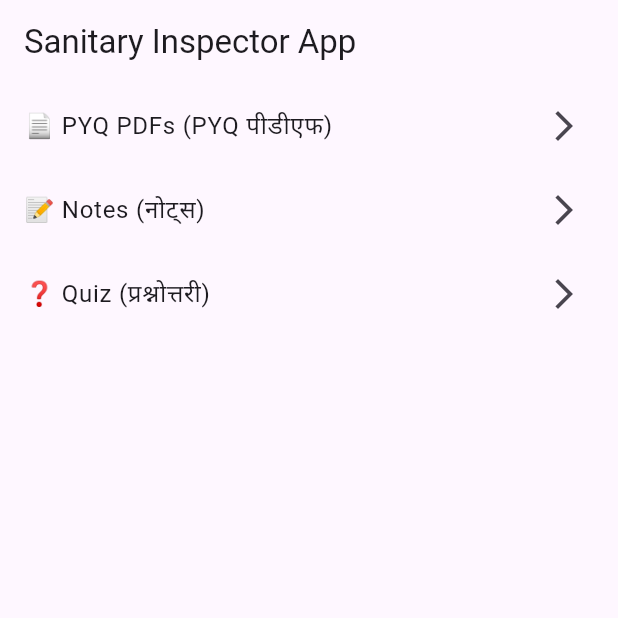
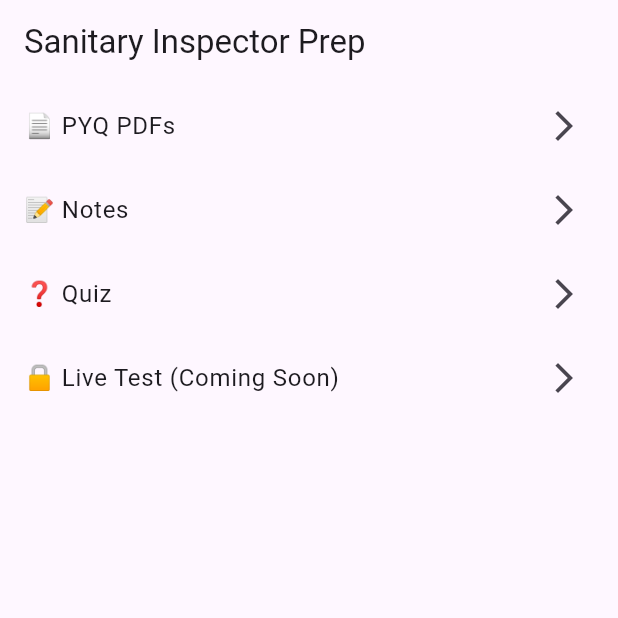
Before and after one commit to Sumant-work/sanitary-inspector-app, a Flutter app: the screen it shows after launch, on a phone screen of 412 x 824 dp, the top half of it. Run offline on Flutter 3.47's test engine with Material 3 defaults, Android fonts, the phone set to English and light mode, and no system bars.

Commit message:
Update main.dart

```diff
--- a/lib/main.dart
+++ b/lib/main.dart
@@ -2,6 +2,7 @@ import 'package:flutter/material.dart';
 import 'screens/pyq_screen.dart';
 import 'screens/notes_screen.dart';
 import 'screens/quiz_screen.dart';
+import 'screens/live_test_screen.dart';  // new file
 
 void main() => runApp(SanitaryInspectorApp());
 
@@ -9,15 +10,15 @@ class SanitaryInspectorApp extends StatelessWidget {
   @override
   Widget build(BuildContext context) {
     return MaterialApp(
-      title: 'Sanitary Inspector App',
+      title: 'Sanitary Inspector Prep',
       theme: ThemeData(primarySwatch: Colors.blue),
       debugShowCheckedModeBanner: false,
-      initialRoute: '/',
       routes: {
-        '/': (context) => HomeScreen(),
-        '/pyq': (context) => PyqScreen(),
-        '/notes': (context) => NotesScreen(),
-        '/quiz': (context) => QuizScreen(),
+        '/': (ctx) => HomeScreen(),
+        '/pyq': (ctx) => PyqScreen(),
+        '/notes': (ctx) => NotesScreen(),
+        '/quiz': (ctx) => QuizScreen(),
+        '/live': (ctx) => LiveTestScreen(),
       },
     );
   }
@@ -25,23 +26,22 @@ class SanitaryInspectorApp extends StatelessWidget {
 
 class HomeScreen extends StatelessWidget {
   final sections = [
-    {'title': '📄 PYQ PDFs (PYQ पीडीएफ)', 'route': '/pyq'},
-    {'title': '📝 Notes (नोट्स)', 'route': '/notes'},
-    {'title': '❓ Quiz (प्रश्नोत्तरी)', 'route': '/quiz'},
+    {'title': '📄 PYQ PDFs', 'route': '/pyq'},
+    {'title': '📝 Notes', 'route': '/notes'},
+    {'title': '❓ Quiz', 'route': '/quiz'},
+    {'title': '🔒 Live Test (Coming Soon)', 'route': '/live'},
   ];
 
   @override
   Widget build(BuildContext context) {
     return Scaffold(
-      appBar: AppBar(title: Text('Sanitary Inspector App')),
+      appBar: AppBar(title: Text('Sanitary Inspector Prep')),
       body: ListView.builder(
         itemCount: sections.length,
-        itemBuilder: (context, index) => ListTile(
-          title: Text(sections[index]['title']!),
+        itemBuilder: (_, i) => ListTile(
+          title: Text(sections[i]['title']!),
           trailing: Icon(Icons.arrow_forward_ios),
-          onTap: () {
-            Navigator.pushNamed(context, sections[index]['route']!);
-          },
+          onTap: () => Navigator.pushNamed(context, sections[i]['route']!),
         ),
       ),
     );
```
